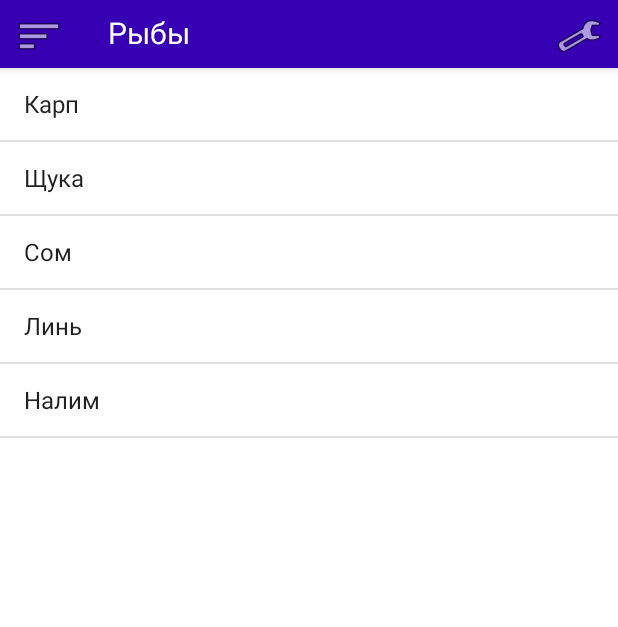
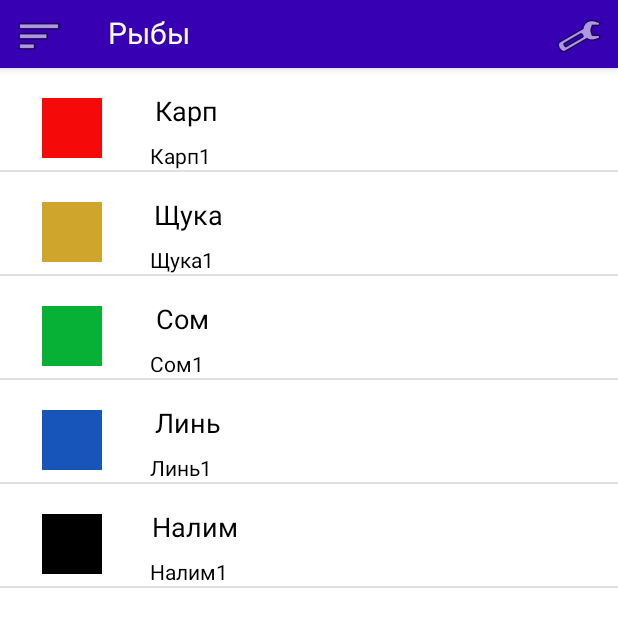
Before and after one commit to chigov2/FisherBook, an Android app: the screen it shows after launch (MainActivity), on a phone screen of 412 x 824 dp. Shown: the top 627 px of the screen. Run offline under Robolectric (Android 15) with nearby library versions, the phone set to English and light mode, and no system bars.

Commit message:
custom array adapter works

```diff
--- a/app/src/main/java/techmarket/uno/fisherbook/MainActivity.java
+++ b/app/src/main/java/techmarket/uno/fisherbook/MainActivity.java
@@ -24,20 +24,27 @@ import org.jetbrains.annotations.NotNull;
 
 import java.util.ArrayList;
 import java.util.Arrays;
+import java.util.List;
 
 import techmarket.uno.fisherbook.databinding.ActivityMainBinding;
+import techmarket.uno.fisherbook.utils.customArrayAdapter;
+import techmarket.uno.fisherbook.utils.listItemClass;
 
 public class MainActivity extends AppCompatActivity implements NavigationView.OnNavigationItemSelectedListener {
     private DrawerLayout drawer;
     private ListView list1;
-    private String[] array1;
-    private ArrayAdapter<String> adapter1;
+    private String[] array1,arraySec_name;
+    //private ArrayAdapter<String> adapter1;
+    private customArrayAdapter adapter1;
     private Toolbar toolbar;
     private ImageView img1;
     private ImageView img2;
     private TextView textBar;
     private int category_index;
-    private int[] array_fish_color = new int[] {R.color.red,R.color.yellow,R.color.green,R.color.blue};
+    private int[] array_fish_color = new int[] {R.color.red,R.color.yellow,R.color.green,R.color.blue,R.color.black};
+    private List<listItemClass> listItemMain;//массив из структур
+    private listItemClass listItem;
+
 
 
     private ActivityMainBinding binding;
@@ -54,11 +61,24 @@ public class MainActivity extends AppCompatActivity implements NavigationView.On
 
         list1 = findViewById(R.id.listView1);
         array1 = getResources().getStringArray(R.array.fish_array);
-        //adapter1 = new ArrayAdapter<>(this, android.R.layout.simple_list_item_1,array1);
-        //ничего не понятно
-        adapter1 = new ArrayAdapter<>(this, android.R.layout.simple_list_item_1, new ArrayList<String>(Arrays.asList(array1)));// adapter принимает только ArraysList, поэтому необходимо преобразовать
+        arraySec_name = getResources().getStringArray(R.array.fish_array_2);
+
+        listItemMain = new ArrayList<>();// ArrayList() - встроенная функция!!!
+        //заполнение
+       for (int i = 0; i < array1.length; i++){
+           listItem = new listItemClass();
+           listItem.setName(array1[i]);
+           listItem.setSecond_name(arraySec_name[i]);
+           listItem.setImage_id(array_fish_color[i]);
+           listItemMain.add(listItem);
+       }
+
+
+        //adapter1 = new ArrayAdapter<>(this, android.R.layout.simple_list_item_1, new ArrayList<String>(Arrays.asList(array1)));// adapter принимает только ArraysList, поэтому необходимо преобразовать
 
         //необходимо моздать класс, который будет хранить данные
+
+        adapter1 = new customArrayAdapter(this,R.layout.list_view_item_1,listItemMain,getLayoutInflater());
 
 
         list1.setAdapter(adapter1);
@@ -148,7 +168,7 @@ public class MainActivity extends AppCompatActivity implements NavigationView.On
     private void fillArray(int arrayList, int textTop, int index) {
         array1 = getResources().getStringArray(arrayList);
         adapter1.clear();
-        adapter1.addAll(array1);
+        //adapter1.addAll(array1);
         adapter1.notifyDataSetChanged();
         textBar.setText(textTop);
         category_index = index;
--- a/app/src/main/java/techmarket/uno/fisherbook/utils/customArrayAdapter.java
+++ b/app/src/main/java/techmarket/uno/fisherbook/utils/customArrayAdapter.java
@@ -5,17 +5,22 @@ import android.view.LayoutInflater;
 import android.view.View;
 import android.view.ViewGroup;
 import android.widget.ArrayAdapter;
+import android.widget.ImageView;
+import android.widget.TextView;
 
 import androidx.annotation.NonNull;
 import androidx.annotation.Nullable;
 
 import java.util.ArrayList;
 import java.util.List;
+import java.util.zip.Inflater;
 
-public class customArrayAdapter extends ArrayAdapter {//созать конструктор
+import techmarket.uno.fisherbook.R;
+
+public class customArrayAdapter extends ArrayAdapter<listItemClass> {//созать конструктор
     private LayoutInflater inflater; //создатель
     // список может содержать объект класса
-    private List<listItemClass> listItemNew = new ArrayList<>();///////////////////////////!!!!!!!!
+    private List<listItemClass> listItemNew = new ArrayList<>();//////////////////// внешняя функция!!!!!
     private Context context;
 
     public customArrayAdapter(@NonNull Context context, int resource, List<listItemClass> listItemNew, LayoutInflater inflater) {
@@ -24,13 +29,37 @@ public class customArrayAdapter extends ArrayAdapter {//созать конст
         this.listItemNew = listItemNew;
         this.context = context;
     }
-    // функция рисования элементов по отдельности
-
+    // функция рисования отдельного элемента списка
     @NonNull
     @Override
     public View getView(int position, @Nullable View convertView, @NonNull ViewGroup parent) {
+        ViewHolder viewHolder;
+        listItemClass listItemMain = listItemNew.get(position);
 
+        if (convertView == null) {
+            convertView = inflater.inflate(R.layout.list_view_item_1, null, false);
+            viewHolder = new ViewHolder();
+
+            //viewHolder.image = convertView.findViewById(R.id.ivItem);
+            viewHolder.image = convertView.findViewById(R.id.ivItem);
+            viewHolder.secName = convertView.findViewById(R.id.tvSecondName);
+            viewHolder.name = convertView.findViewById(R.id.tvName);
+        }
+        else{
+            viewHolder = (ViewHolder) convertView.getTag();///////////////?????
+        }
+        viewHolder.name.setText(listItemMain.getNamef());
+        viewHolder.secName.setText(listItemMain.getSecond_name());
+        //viewHolder.image.setImageResource(listItemMain.getImage_id());//??????
+        viewHolder.image.setImageResource(listItemMain.image_id);//??????
 
         return convertView;//почему удалили - непонятно
     }
+
+    //чтобы напрямую не работать с TextView, ImageView
+    private class ViewHolder{
+        TextView name;
+        TextView secName;
+        ImageView image;
+    }
 }
```
